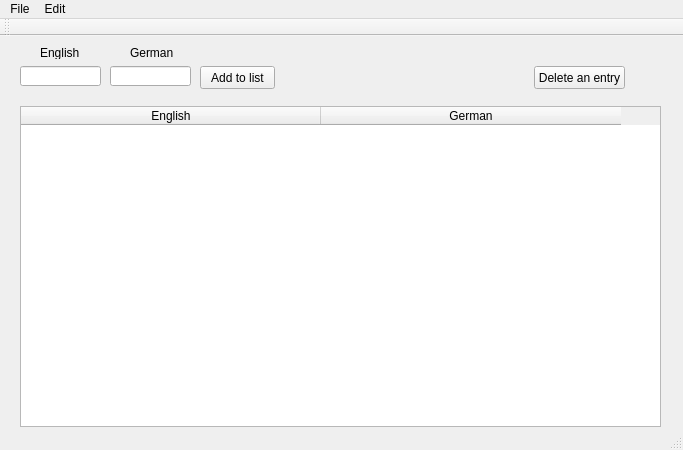
Before: the Qt Designer form VocabularyCollector/vocabularycollector.ui in CppPhil/VocabularyCollector, drawn with Qt 5.
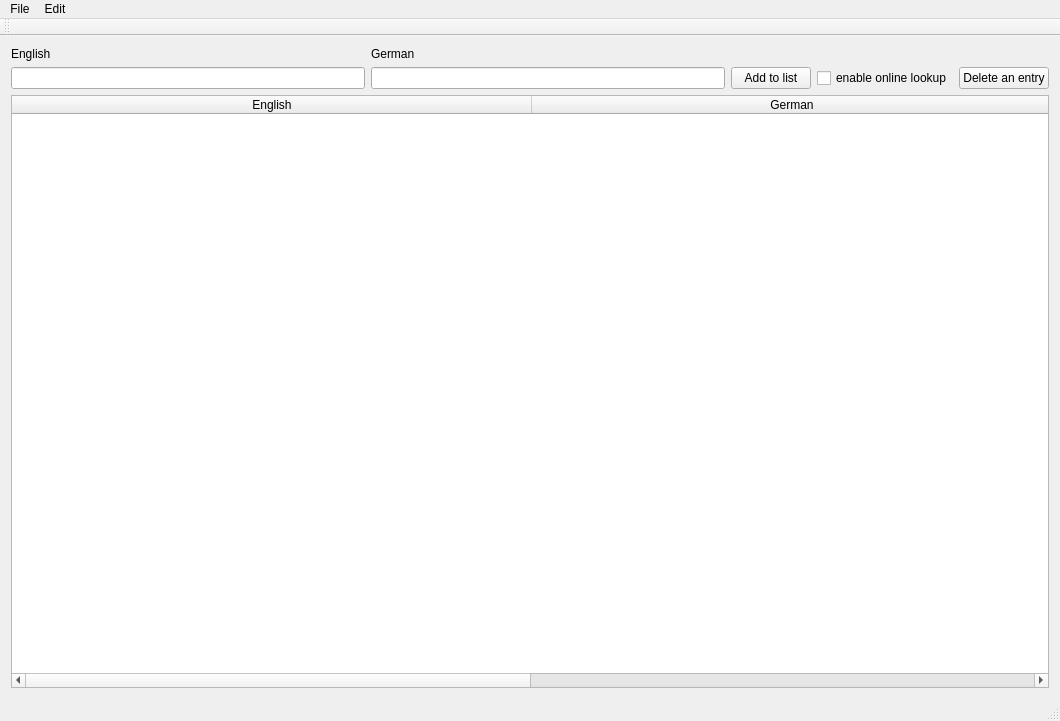
After: the same form once the commit is applied.

Commit message: turned online lookup off by default

Diff of the .ui file:
```diff
--- a/VocabularyCollector/vocabularycollector.ui
+++ b/VocabularyCollector/vocabularycollector.ui
@@ -6,23 +6,74 @@
    <rect>
     <x>0</x>
     <y>0</y>
-    <width>683</width>
-    <height>450</height>
+    <width>1060</width>
+    <height>721</height>
    </rect>
   </property>
   <property name="windowTitle">
    <string>VocabularyCollector</string>
   </property>
   <widget class="QWidget" name="centralWidget">
+   <property name="focusPolicy">
+    <enum>Qt::TabFocus</enum>
+   </property>
+   <layout class="QGridLayout" name="gridLayout">
+    <item row="0" column="0">
+     <widget class="QLabel" name="labelEnglish">
+      <property name="locale">
+       <locale language="English" country="UnitedKingdom"/>
+      </property>
+      <property name="text">
+       <string>English</string>
+      </property>
+     </widget>
+    </item>
+    <item row="0" column="1">
+     <widget class="QLabel" name="labelGerman">
+      <property name="text">
+       <string>German</string>
+      </property>
+     </widget>
+    </item>
+    <item row="1" column="0">
+     <widget class="QLineEdit" name="lineEditEnglish">
+      <property name="locale">
+       <locale language="English" country="UnitedKingdom"/>
+      </property>
+     </widget>
+    </item>
+    <item row="1" column="1">
+     <widget class="QLineEdit" name="lineEditGerman"/>
+    </item>
+    <item row="1" column="2">
+     <widget class="QPushButton" name="pushButtonAdd">
+      <property name="locale">
+       <locale language="English" country="UnitedKingdom"/>
+      </property>
+      <property name="text">
+       <string>Add to list</string>
+      </property>
+     </widget>
+    </item>
+    <item row="1" column="3">
+     <widget class="QCheckBox" name="checkBoxOnlineLookup">
+      <property name="toolTip">
+       <string>if enabled the application will fetch missing German translation from an online database</string>
+      </property>
+      <property name="text">
+       <string>enable online lookup</string>
+      </property>
+     </widget>
+    </item>
+    <item row="1" column="4">
+     <widget class="QPushButton" name="pushButtonDeleteEntry">
+      <property name="text">
+       <string>Delete an entry</string>
+      </property>
+     </widget>
+    </item>
+    <item row="2" column="0" colspan="5">
    <widget class="QTableWidget" name="tableWidget">
-    <property name="geometry">
-     <rect>
-      <x>20</x>
-      <y>70</y>
-      <width>641</width>
-      <height>321</height>
-     </rect>
-    </property>
     <property name="rowCount">
      <number>0</number>
     </property>
@@ -30,7 +81,7 @@
      <number>2</number>
     </property>
     <attribute name="horizontalHeaderDefaultSectionSize">
-     <number>300</number>
+       <number>520</number>
     </attribute>
     <column>
      <property name="text">
@@ -43,94 +94,15 @@
      </property>
     </column>
    </widget>
-   <widget class="QPushButton" name="pushButtonAdd">
-    <property name="geometry">
-     <rect>
-      <x>200</x>
-      <y>30</y>
-      <width>75</width>
-      <height>23</height>
-     </rect>
-    </property>
-    <property name="locale">
-     <locale language="English" country="UnitedKingdom"/>
-    </property>
-    <property name="text">
-     <string>Add to list</string>
-    </property>
-   </widget>
-   <widget class="QLineEdit" name="lineEditEnglish">
-    <property name="geometry">
-     <rect>
-      <x>20</x>
-      <y>30</y>
-      <width>81</width>
-      <height>20</height>
-     </rect>
-    </property>
-    <property name="locale">
-     <locale language="English" country="UnitedKingdom"/>
-    </property>
-   </widget>
-   <widget class="QLineEdit" name="lineEditGerman">
-    <property name="geometry">
-     <rect>
-      <x>110</x>
-      <y>30</y>
-      <width>81</width>
-      <height>20</height>
-     </rect>
-    </property>
-   </widget>
-   <widget class="QLabel" name="labelEnglish">
-    <property name="geometry">
-     <rect>
-      <x>40</x>
-      <y>10</y>
-      <width>47</width>
-      <height>13</height>
-     </rect>
-    </property>
-    <property name="locale">
-     <locale language="English" country="UnitedKingdom"/>
-    </property>
-    <property name="text">
-     <string>English</string>
-    </property>
-   </widget>
-   <widget class="QLabel" name="labelGerman">
-    <property name="geometry">
-     <rect>
-      <x>130</x>
-      <y>10</y>
-      <width>47</width>
-      <height>13</height>
-     </rect>
-    </property>
-    <property name="text">
-     <string>German</string>
-    </property>
-   </widget>
-   <widget class="QPushButton" name="pushButtonDeleteEntry">
-    <property name="geometry">
-     <rect>
-      <x>534</x>
-      <y>30</y>
-      <width>91</width>
-      <height>23</height>
-     </rect>
-    </property>
-    <property name="text">
-     <string>Delete an entry</string>
-    </property>
-   </widget>
+    </item>
+   </layout>
   </widget>
   <widget class="QMenuBar" name="menuBar">
    <property name="geometry">
     <rect>
      <x>0</x>
      <y>0</y>
-     <width>683</width>
+     <width>1060</width>
      <height>21</height>
     </rect>
    </property>
```
Lines whose indentation alone changed are shown as unchanged. The commit also changes 3 other files.
